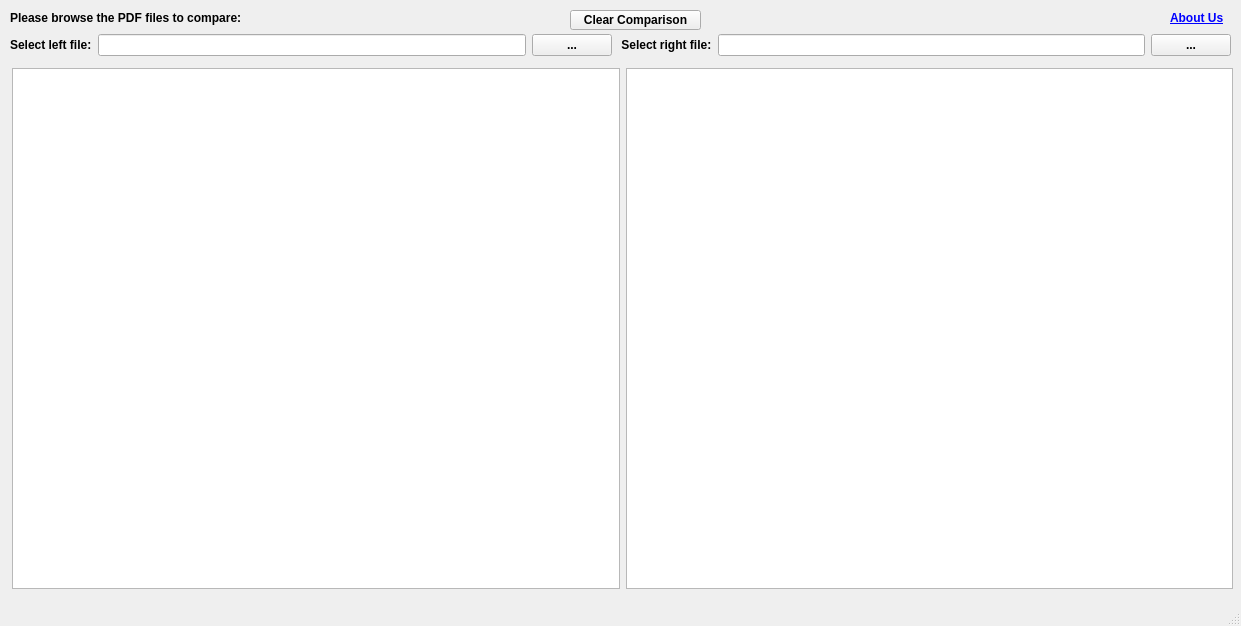
First picture: the form in src/ui.ui, repository mcagriaksoy/diff_merge_pdf, before the edit.
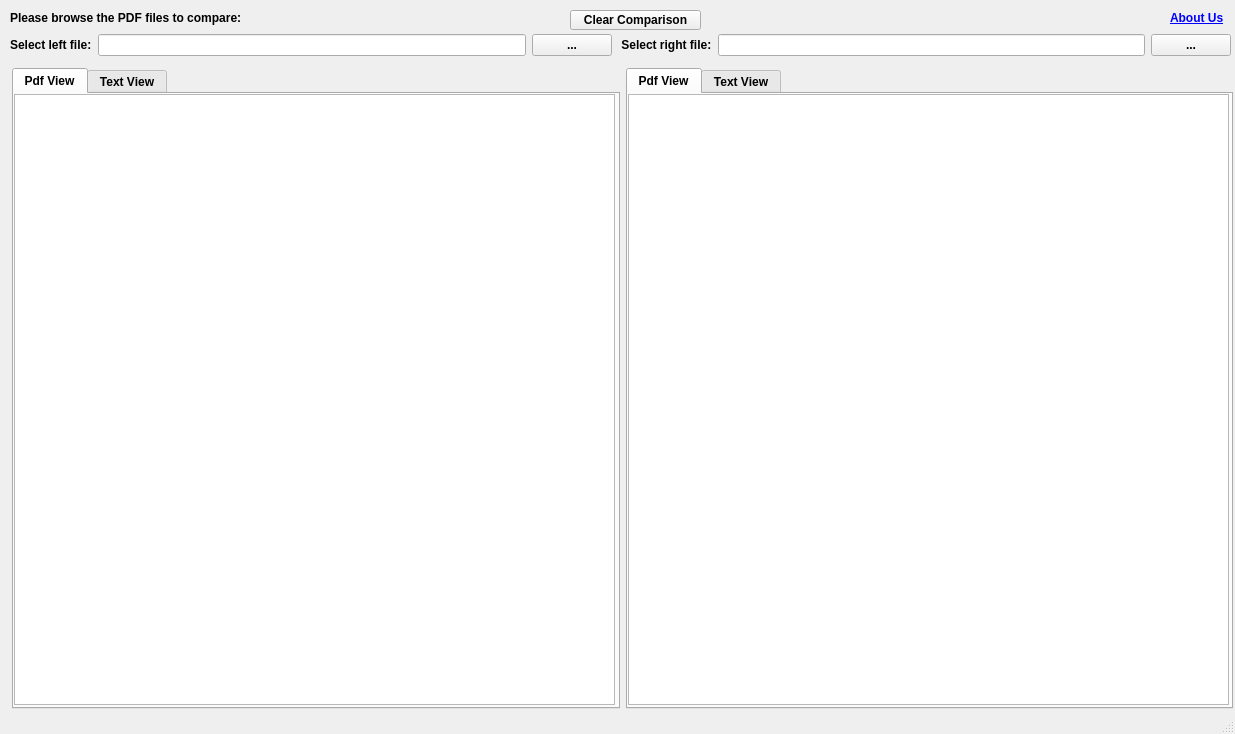
Second picture: the form after the edit. Icons and pictures are not drawn.

Patch:
```diff
--- a/src/ui.ui
+++ b/src/ui.ui
@@ -6,8 +6,8 @@
    <rect>
     <x>0</x>
     <y>0</y>
-    <width>1241</width>
-    <height>626</height>
+    <width>1235</width>
+    <height>734</height>
    </rect>
   </property>
   <property name="font">
@@ -139,19 +139,83 @@
       <x>12</x>
       <y>68</y>
       <width>1221</width>
-      <height>521</height>
+      <height>641</height>
      </rect>
     </property>
     <layout class="QHBoxLayout" name="horizontalLayout">
      <item>
-      <widget class="QTextBrowser" name="textBrowser">
-       <property name="lineWrapMode">
-        <enum>QTextEdit::WidgetWidth</enum>
+      <widget class="QTabWidget" name="tabWidget">
+       <property name="currentIndex">
+        <number>0</number>
        </property>
+       <widget class="QWidget" name="tab">
+        <attribute name="title">
+         <string>Pdf View</string>
+        </attribute>
+        <widget class="QGraphicsView" name="graphicsView">
+         <property name="geometry">
+          <rect>
+           <x>0</x>
+           <y>0</y>
+           <width>601</width>
+           <height>611</height>
+          </rect>
+         </property>
+        </widget>
+       </widget>
+       <widget class="QWidget" name="tab_2">
+        <attribute name="title">
+         <string>Text View</string>
+        </attribute>
+        <widget class="QTextBrowser" name="textBrowser">
+         <property name="geometry">
+          <rect>
+           <x>0</x>
+           <y>0</y>
+           <width>601</width>
+           <height>611</height>
+          </rect>
+         </property>
+        </widget>
+       </widget>
       </widget>
      </item>
      <item>
-      <widget class="QTextBrowser" name="textBrowser_2"/>
+      <widget class="QTabWidget" name="tabWidget_2">
+       <property name="currentIndex">
+        <number>0</number>
+       </property>
+       <widget class="QWidget" name="">
+        <attribute name="title">
+         <string>Pdf View</string>
+        </attribute>
+        <widget class="QGraphicsView" name="graphicsView_2">
+         <property name="geometry">
+          <rect>
+           <x>0</x>
+           <y>0</y>
+           <width>601</width>
+           <height>611</height>
+          </rect>
+         </property>
+        </widget>
+       </widget>
+       <widget class="QWidget" name="tab_4">
+        <attribute name="title">
+         <string>Text View</string>
+        </attribute>
+        <widget class="QTextBrowser" name="textBrowser_2">
+         <property name="geometry">
+          <rect>
+           <x>0</x>
+           <y>0</y>
+           <width>601</width>
+           <height>611</height>
+          </rect>
+         </property>
+        </widget>
+       </widget>
+      </widget>
      </item>
     </layout>
    </widget>
```
Left out of the diff: 12 changed lines with no effect on the pictures.
